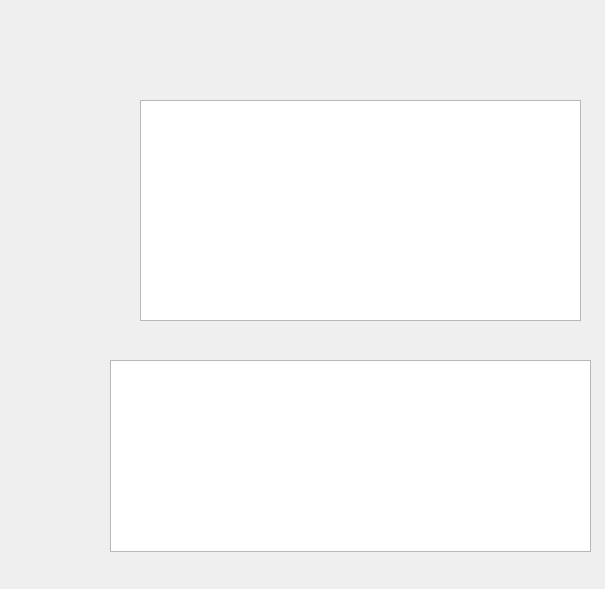
Qt form coursespage.ui (Alexx-Alt/QtProject) before a commit.
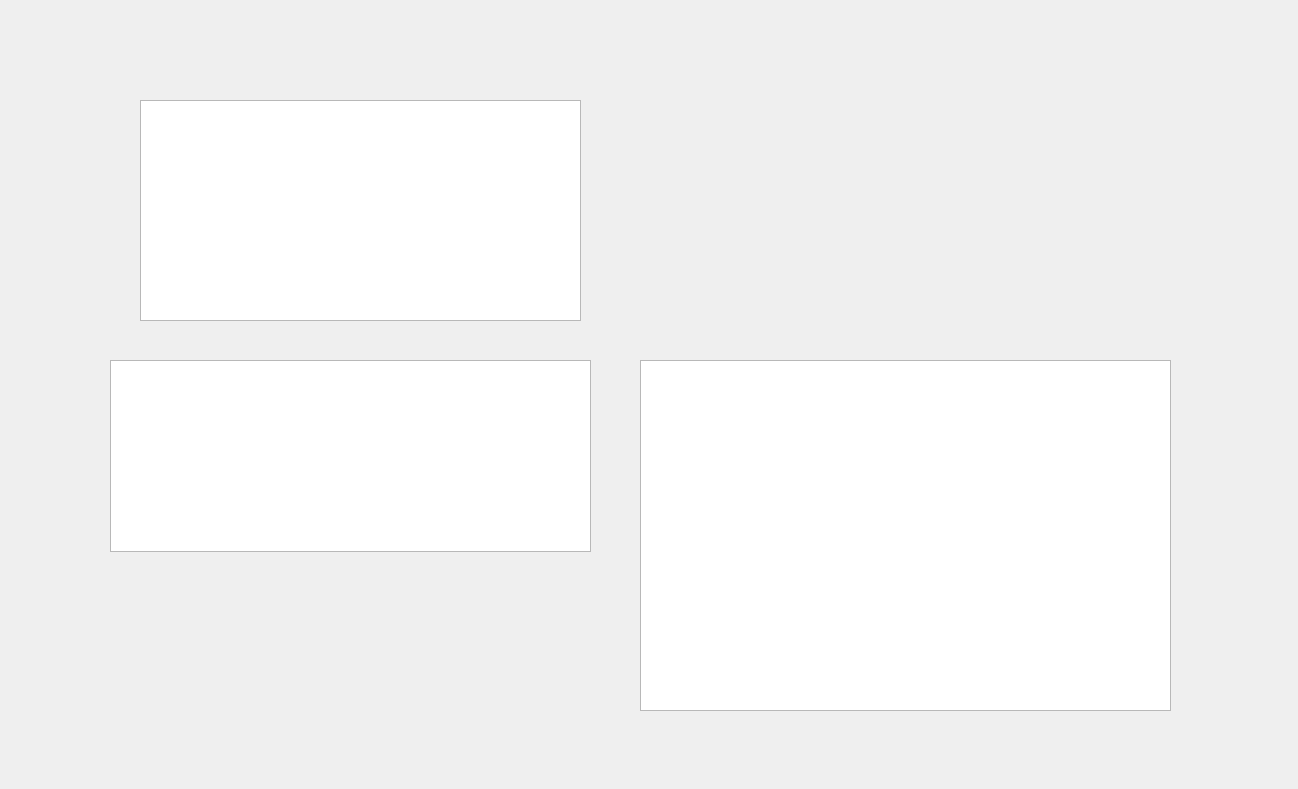
The same form after that commit.

```diff
--- a/coursespage.ui
+++ b/coursespage.ui
@@ -6,8 +6,8 @@
    <rect>
     <x>0</x>
     <y>0</y>
-    <width>605</width>
-    <height>589</height>
+    <width>1298</width>
+    <height>789</height>
    </rect>
   </property>
   <property name="windowTitle">
@@ -33,6 +33,16 @@
     </rect>
    </property>
   </widget>
+  <widget class="QTextEdit" name="lessontextedit">
+   <property name="geometry">
+    <rect>
+     <x>640</x>
+     <y>360</y>
+     <width>531</width>
+     <height>351</height>
+    </rect>
+   </property>
+  </widget>
  </widget>
  <resources/>
  <connections/>
```
